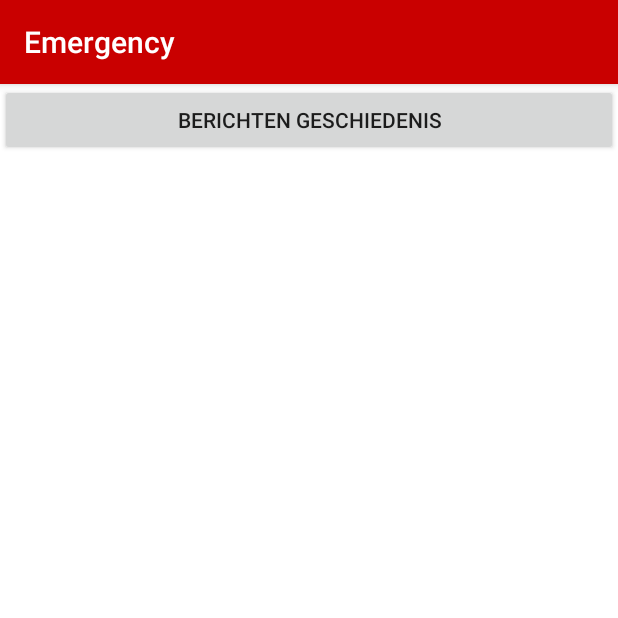
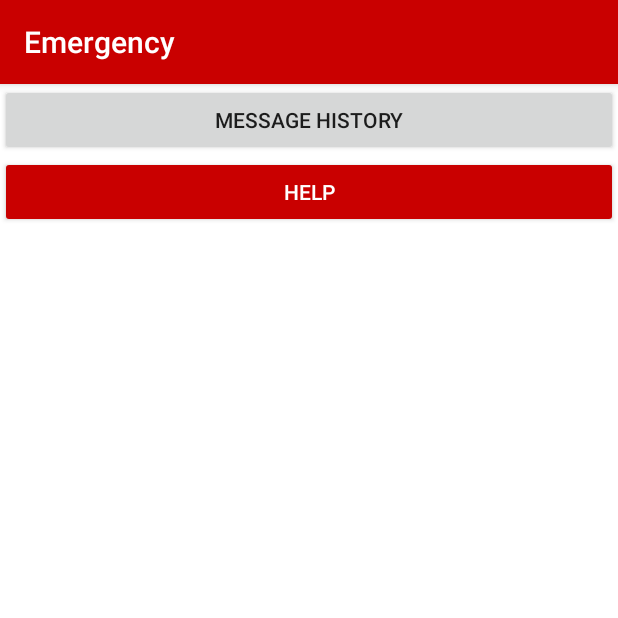
Before and after one commit to rubenponsaers/application_emergency, an Android app: the screen it shows after launch (MainActivity_Startscherm before the commit, MainActivity after it), on a phone screen of 412 x 824 dp, the top half of it. Run offline under Robolectric (Android 15) with nearby library versions, the phone set to English and light mode, and no system bars.

Commit message:
Idee voor datbase, toast toegevoegd wanneer bericht verzonden wordt

```diff
--- a/Project/app/src/main/AndroidManifest.xml
+++ b/Project/app/src/main/AndroidManifest.xml
@@ -1,6 +1,8 @@
 <?xml version="1.0" encoding="utf-8"?>
 <manifest xmlns:android="http://schemas.android.com/apk/res/android"
     package="com.example.android.emergency">
+
+    <uses-permission android:name="android.permission.ACCESS_COARSE_LOCATION_LOCATION"/>
 
     <application
         android:allowBackup="true"
@@ -9,14 +11,14 @@
         android:roundIcon="@mipmap/ic_launcher_round"
         android:supportsRtl="true"
         android:theme="@style/AppTheme">
-        <activity android:name=".MainActivity_Startscherm">
+        <activity android:name=".MainActivity">
             <intent-filter>
                 <action android:name="android.intent.action.MAIN" />
 
                 <category android:name="android.intent.category.LAUNCHER" />
             </intent-filter>
         </activity>
-        <activity android:name=".ChildActivity_BerichtenGeschiedenis"></activity>
+        <activity android:name=".Activity_MessageHistory"></activity>
     </application>
 
 </manifest>
--- /dev/null
+++ b/Project/app/src/main/java/com/example/android/emergency/MainActivity.java
@@ -0,0 +1,42 @@
+package com.example.android.emergency;
+
+import android.content.Context;
+import android.content.Intent;
+import android.support.v7.app.AppCompatActivity;
+import android.os.Bundle;
+import android.view.View;
+import android.widget.Button;
+import android.widget.Toast;
+
+public class MainActivity extends AppCompatActivity {
+
+    private Button messageHistory;
+    private Button help;
+
+    @Override
+    protected void onCreate(Bundle savedInstanceState) {
+        super.onCreate(savedInstanceState);
+        setContentView(R.layout.activity_main);
+
+        messageHistory = (Button) findViewById(R.id.button_messageHistory);
+        messageHistory.setOnClickListener(new View.OnClickListener(){
+            @Override
+            public void onClick(View view) {
+                Context context = MainActivity.this;
+                Class destinationActivity = Activity_MessageHistory.class;
+                Intent start_MessageHistory = new Intent(context,destinationActivity);
+                startActivity(start_MessageHistory);
+            }
+        });
+
+        help = (Button) findViewById(R.id.button_help);
+        help.setOnClickListener(new View.OnClickListener(){
+            @Override
+            public void onClick(View view) {
+                Context context = MainActivity.this;
+                Toast messageToast = Toast.makeText(context, "Sending message...", Toast.LENGTH_SHORT);
+                messageToast.show();
+            }
+        });
+    }
+}
--- a/Project/app/src/main/java/com/example/android/emergency/MainActivity_Startscherm.java
+++ /dev/null
@@ -1,31 +0,0 @@
-package com.example.android.emergency;
-
-import android.content.Context;
-import android.content.Intent;
-import android.support.v7.app.AppCompatActivity;
-import android.os.Bundle;
-import android.view.View;
-import android.widget.Button;
-
-public class MainActivity_Startscherm extends AppCompatActivity {
-
-    private Button berichtenGeschiedenis;
-
-    @Override
-    protected void onCreate(Bundle savedInstanceState) {
-        super.onCreate(savedInstanceState);
-        setContentView(R.layout.activity_main);
-
-        berichtenGeschiedenis = (Button) findViewById(R.id.button_berichtenGeschiedenis);
-        berichtenGeschiedenis.setOnClickListener(new View.OnClickListener(){
-
-            @Override
-            public void onClick(View view) {
-                Context context = MainActivity_Startscherm.this;
-                Class destinationActivity = ChildActivity_BerichtenGeschiedenis.class;
-                Intent start_BerichtenGeschiedenis = new Intent(context,destinationActivity);
-                startActivity(start_BerichtenGeschiedenis);
-            }
-        });
-    }
-}
--- a/Project/app/src/main/res/layout/activity_main.xml
+++ b/Project/app/src/main/res/layout/activity_main.xml
@@ -4,13 +4,23 @@
     xmlns:tools="http://schemas.android.com/tools"
     android:layout_width="match_parent"
     android:layout_height="match_parent"
-    android:background="@color/colorStartscherm"
+    android:background="@color/colorMainActivity"
     android:orientation="vertical"
-    tools:context=".MainActivity_Startscherm">
+    tools:context=".MainActivity">
 
     <Button
-        android:id="@+id/button_berichtenGeschiedenis"
+        android:id="@+id/button_messageHistory"
         android:layout_width="match_parent"
         android:layout_height="wrap_content"
-        android:text="@string/berichtenGeschiedenis" />
+        android:text="@string/messageHistory_button" />
+
+    <Button
+        android:id="@+id/button_help"
+        android:layout_width="match_parent"
+        android:layout_height="wrap_content"
+        android:backgroundTint="@color/colorPrimary"
+        android:text="@string/help_button"
+        android:textColor="@android:color/white" />
+
+
 </LinearLayout>
--- a/Project/app/src/main/res/layout/activity_berichten_geschiedenis.xml
+++ b/Project/app/src/main/res/layout/activity_messagehistory.xml
@@ -7,7 +7,7 @@
     <android.support.v7.widget.RecyclerView
         android:layout_width="match_parent"
         android:layout_height="match_parent"
-        android:id="@+id/recyclerView_berichten">
+        android:id="@+id/recyclerView_messages">
     </android.support.v7.widget.RecyclerView>
 
 </FrameLayout>
--- a/Project/app/src/main/res/layout/berichten_lijst_item.xml
+++ b/Project/app/src/main/res/layout/messagehistory_list_item.xml
@@ -5,7 +5,7 @@
     android:padding="16dp">
 
     <TextView
-        android:id="@+id/textview_bericht_item"
+        android:id="@+id/textview_message_item"
         android:layout_width="wrap_content"
         android:layout_height="wrap_content"
         android:layout_gravity="center_vertical|start"
--- a/Project/app/src/main/res/values/colors.xml
+++ b/Project/app/src/main/res/values/colors.xml
@@ -2,5 +2,5 @@
 <resources>
     <color name="colorPrimary">#c90000</color>
     <color name="colorPrimaryDark">#000000</color>
-    <color name="colorStartscherm">#ffffff</color>
+    <color name="colorMainActivity">#ffffff</color>
 </resources>
--- a/Project/app/src/main/res/values/strings.xml
+++ b/Project/app/src/main/res/values/strings.xml
@@ -1,4 +1,5 @@
 <resources>
     <string name="app_name">Emergency</string>
-    <string name="berichtenGeschiedenis">Berichten geschiedenis</string>
+    <string name="messageHistory_button">Message history</string>
+    <string name="help_button">Help</string>
 </resources>
```
Also changed, not shown: Project/app/src/main/java/com/example/android/emergency/Activity_MessageHistory.java (renamed from Project/app/src/main/java/com/example/android/emergency/ChildActivity_BerichtenGeschiedenis.java, +5 -5 lines), Project/app/src/main/java/com/example/android/emergency/MessageHistoryAdapter.java (renamed from Project/app/src/main/java/com/example/android/emergency/GreenAdapter.java, +14 -14 lines), 1 other file.
